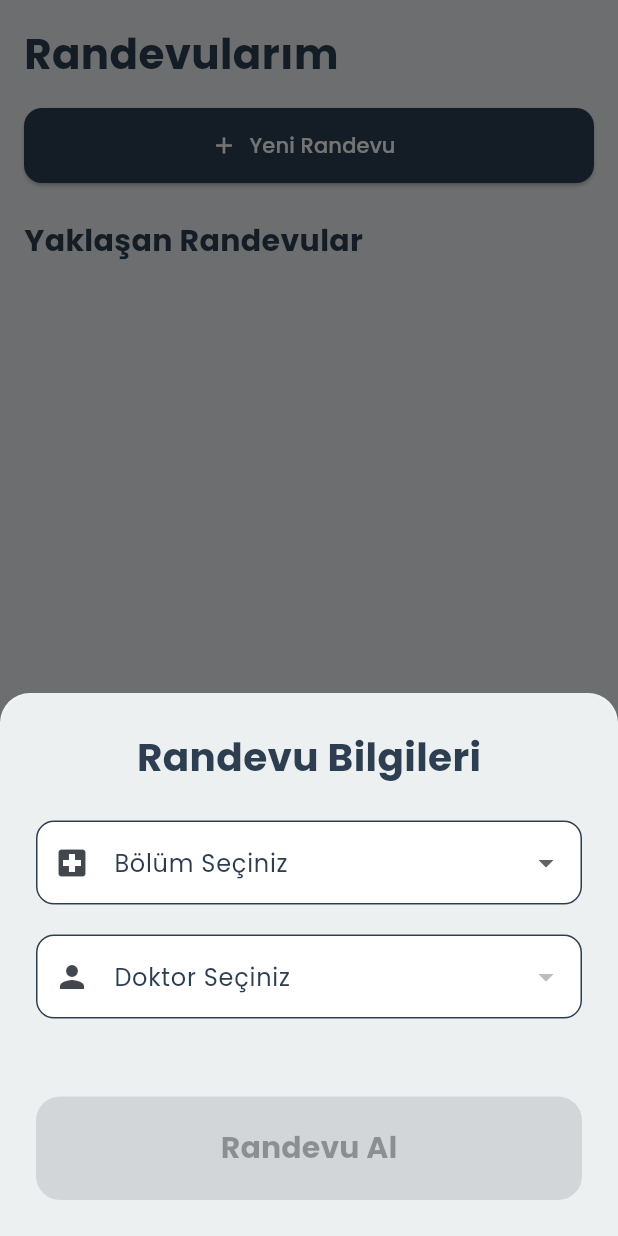
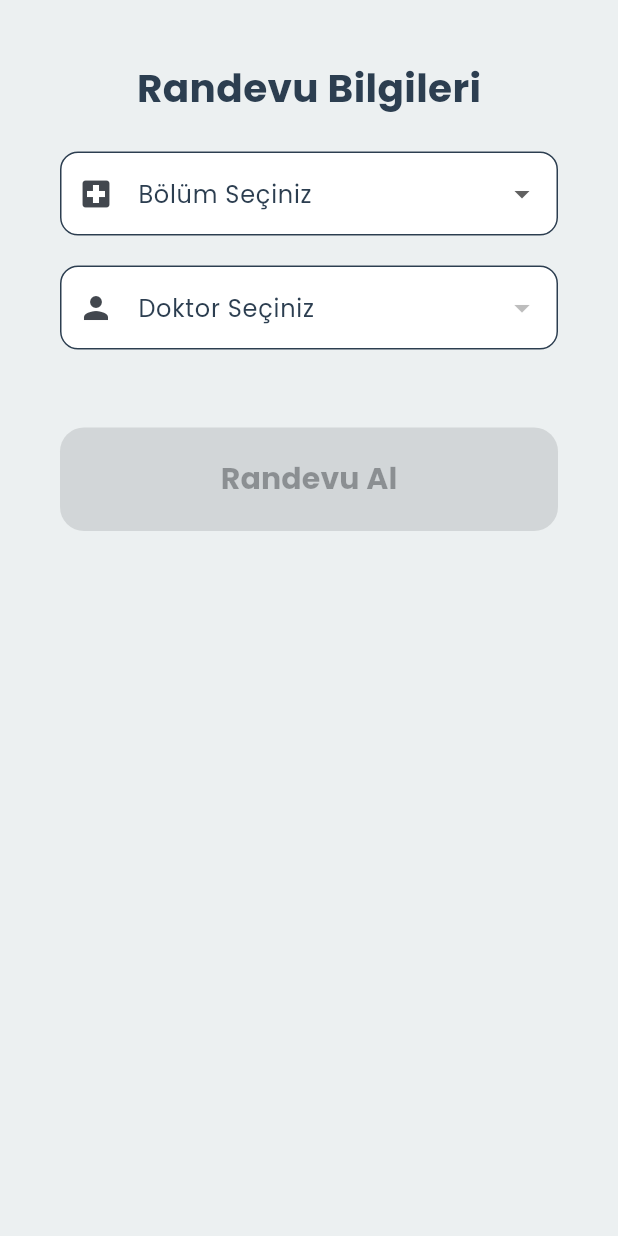
Before and after one commit to ibrahimesur/Flutter-capstone-project, a Flutter app: the RandevuPage widget shown alone on an empty page, opened directly, after a tap on "Yeni Randevu", on a phone screen of 412 x 824 dp. Run offline on Flutter 3.47's test engine with Material 3 defaults, Android fonts, the phone set to English and light mode, and no system bars; our stand-ins replace csv, file_picker, google_fonts, google_maps_flutter, shared_preferences, table_calendar; accounts and stored records are empty.

```diff
--- a/lib/screens/home_screen.dart
+++ b/lib/screens/home_screen.dart
@@ -25,12 +25,22 @@ class _HomeScreenState extends State<HomeScreen> {
   List<Randevu> randevuList = [];
   bool isLoading = false;
   String? error;
+  bool _isBookingFormVisible = false; // Yeni randevu formu görünürlüğü
+
+  late final List<Widget> _pages; // pages artık initState'te initialize edilecek
 
   @override
   void initState() {
     super.initState();
     _selectedIndex = widget.initialTab > 0 ? widget.initialTab -1 : 0;
-    // SharedPreferences'ın veriyi yüklemesine izin vermek için küçük bir gecikme ekleyelim
+
+    _pages = [
+      RandevuPage(onAppointmentBookedSuccessfully: _loadAppointments), // Yeni RandevuPage callback ile
+      HaritaPage(),
+      MesajlarPage(),
+      ProfilPage(),
+    ];
+
     Future.delayed(Duration(milliseconds: 100), () {
       _loadAppointments();
     });
@@ -44,7 +54,7 @@ class _HomeScreenState extends State<HomeScreen> {
 
     try {
       final prefs = await SharedPreferences.getInstance();
-      final hastaId = prefs.getString('hastaId');
+      final hastaId = prefs.getString('hasta_id');
 
       if (hastaId == null) {
         throw Exception('Kullanıcı ID bulunamadı');
@@ -78,13 +88,6 @@ class _HomeScreenState extends State<HomeScreen> {
     }
   }
 
-  final List<Widget> _pages = const [
-    RandevuPage(),
-    HaritaPage(),
-    MesajlarPage(),
-    ProfilPage(),
-  ];
-
   @override
   Widget build(BuildContext context) {
     return Scaffold(
@@ -101,14 +104,12 @@ class _HomeScreenState extends State<HomeScreen> {
             icon: const Icon(Icons.person),
             onSelected: (String result) {
               if (result == 'logout') {
-                // Çıkış yap işlemi
                 Navigator.pushNamedAndRemoveUntil(
                   context,
                   '/login',
                   (route) => false,
                 );
               } else if (result == 'language') {
-                // Dil seçeneği işlemi
                 ScaffoldMessenger.of(context).showSnackBar(
                   const SnackBar(
                     content: Text('Dil seçeneği ayarları buraya gelecek.'),
@@ -276,6 +277,13 @@ class _HomeScreenState extends State<HomeScreen> {
         ],
       ),
     );
+  }
+
+  // "Yeni Randevu" butonuna basıldığında formun görünürlüğünü değiştiren fonksiyon
+  void _toggleBookingFormVisibility() {
+    setState(() {
+      _isBookingFormVisible = !_isBookingFormVisible;
+    });
   }
 }
 
@@ -3354,18 +3362,45 @@ class _ProfilPageState extends State<ProfilPage> {
 }
 
 class RandevuPage extends StatefulWidget {
-  const RandevuPage({super.key});
+  // Randevu başarıyla kaydedildiğinde çağrılacak callback
+  final Function()? onAppointmentBookedSuccessfully;
+
+  const RandevuPage({super.key, this.onAppointmentBookedSuccessfully});
 
   @override
   _RandevuPageState createState() => _RandevuPageState();
 }
 
 class _RandevuPageState extends State<RandevuPage> {
+  bool _isBookingFormVisible = false; // Formun görünürlüğünü kontrol eden state
+
+  // Randevu başarıyla kaydedildiğinde formu gizlemek için callback
+  void _onAppointmentBooked(Randevu appointment) {
+    setState(() {
+      _isBookingFormVisible = false;
+    });
+    // Randevu başarıyla eklendiğinde üst widget'a (HomeScreen) haber ver
+    if (widget.onAppointmentBookedSuccessfully != null) {
+      widget.onAppointmentBookedSuccessfully!();
+    }
+    ScaffoldMessenger.of(context).showSnackBar(
+      SnackBar(
+        content: Text('Randevu başarıyla oluşturuldu!'),
+        backgroundColor: Colors.green,
+      ),
+    );
+  }
+
+
   @override
   Widget build(BuildContext context) {
     return SingleChildScrollView(
       padding: EdgeInsets.all(16),
-      child: Column(
+      child: _isBookingFormVisible
+          ? RandevuAyarlamaModal( // Formu doğrudan göster
+              onAppointmentBooked: _onAppointmentBooked, // Callback'i ata
+            )
+          : Column( // Form gizliyse mevcut içeriği göster
               crossAxisAlignment: CrossAxisAlignment.start,
               children: [
                 Text(
@@ -3385,44 +3420,24 @@ class _RandevuPageState extends State<RandevuPage> {
                     minimumSize: Size(double.infinity, 50),
                   ),
                   onPressed: () {
-              showModalBottomSheet(
-                context: context,
-                isScrollControlled: true,
-                shape: RoundedRectangleBorder(
-                  borderRadius: BorderRadius.vertical(top: Radius.circular(20)),
-                ),
-                builder: (context) => RandevuAyarlamaModal(
-                  onAppointmentBooked: (appointment) {
-                    Navigator.pop(context);
-                    Navigator.pushNamedAndRemoveUntil(
-                      context,
-                      '/',
-                      (route) => false,
-                    );
-                    ScaffoldMessenger.of(context).showSnackBar(
-                      SnackBar(
-                        content: Text('Randevu başarıyla oluşturuldu!'),
-                        backgroundColor: Colors.green,
-                      ),
-                    );
-                  },
-                ),
-              );
+                    setState(() {
+                      _isBookingFormVisible = true; // Butona basınca formu göster
+                    });
                   },
                 ),
                 SizedBox(height: 24),
-          Text(
-            'Yaklaşan Randevular',
-            style: TextStyle(
-              fontSize: 20,
-              fontWeight: FontWeight.bold,
-              color: HealthApp.primaryColor,
-            ),
-          ),
-          SizedBox(height: 16),
-          // Randevu listesi buraya gelecek
-        ],
-      ),
-    );
-  }
-}
+                // Text(
+                //   'Yaklaşan Randevular', // Bu başlığı kaldırıyoruz
+                //   style: TextStyle(
+                //     fontSize: 20,
+                //     fontWeight: FontWeight.bold,
+                //     color: HealthApp.primaryColor,
+                //   ),
+                // ),
+                // SizedBox(height: 16), // Ve bu boşluğu da kaldırıyoruz
+                // Randevu listesi buraya gelecek (Şu an HomeScreenState'te)
+              ],
+            ),
+    );
+  }
+}
--- a/lib/widgets/appointment_booking_modal.dart
+++ b/lib/widgets/appointment_booking_modal.dart
@@ -204,7 +204,7 @@ class _RandevuAyarlamaModalState extends State<RandevuAyarlamaModal> {
           ),
         );
 
-        Navigator.pop(context);
+        Navigator.pop(context); // Modalı kapat
       } else {
         // Hata durumu
         final errorBody = jsonDecode(response.body);
```
Also changed, not shown: 1 other file. Lines whose indentation alone changed are shown as unchanged.
